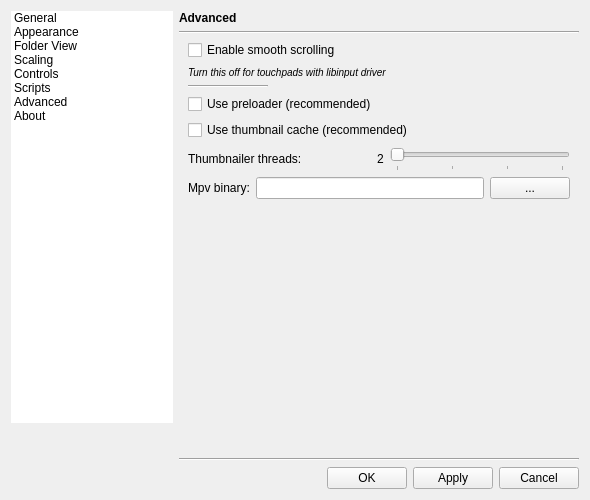
The window that gui/dialogs/settingsdialog.ui (do-i/thumbgrid) describes before a commit, drawn with Qt 5.
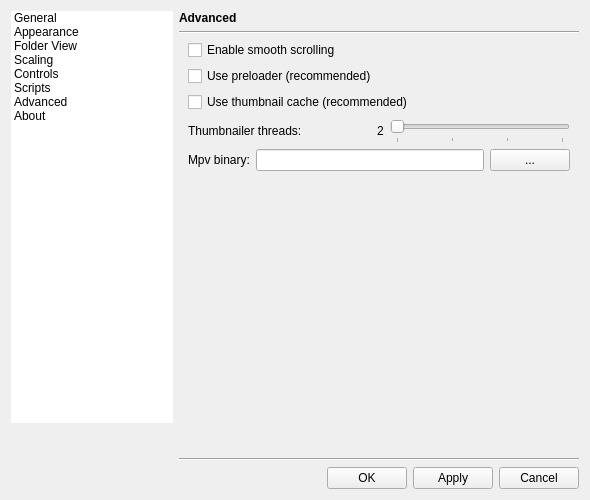
The same window after the commit. The open tabs and pages were chosen to show the change. Custom widgets are drawn as their Qt base class.

The edit to the form file:
```diff
--- a/gui/dialogs/settingsdialog.ui
+++ b/gui/dialogs/settingsdialog.ui
@@ -2423,8 +2423,8 @@
                <rect>
                 <x>0</x>
                 <y>0</y>
-                <width>349</width>
-                <height>211</height>
+                <width>400</width>
+                <height>434</height>
                </rect>
               </property>
               <layout class="QVBoxLayout" name="verticalLayout_31">
@@ -2474,80 +2474,23 @@
                  <property name="bottomMargin">
                   <number>0</number>
                  </property>
-                 <item row="6" column="0">
-                  <layout class="QHBoxLayout" name="horizontalLayout_7">
-                   <item>
-                    <widget class="QLabel" name="mpvLabel">
-                     <property name="enabled">
-                      <bool>true</bool>
-                     </property>
-                     <property name="sizePolicy">
-                      <sizepolicy hsizetype="Minimum" vsizetype="Minimum">
-                       <horstretch>0</horstretch>
-                       <verstretch>0</verstretch>
-                      </sizepolicy>
-                     </property>
-                     <property name="minimumSize">
-                      <size>
-                       <width>0</width>
-                       <height>0</height>
-                      </size>
-                     </property>
-                     <property name="text">
-                      <string>Mpv binary:</string>
-                     </property>
-                    </widget>
-                   </item>
-                   <item>
-                    <widget class="QLineEdit" name="mpvLineEdit">
-                     <property name="enabled">
-                      <bool>true</bool>
-                     </property>
-                     <property name="sizePolicy">
-                      <sizepolicy hsizetype="MinimumExpanding" vsizetype="Minimum">
-                       <horstretch>0</horstretch>
-                       <verstretch>0</verstretch>
-                      </sizepolicy>
-                     </property>
-                     <property name="minimumSize">
-                      <size>
-                       <width>0</width>
-                       <height>0</height>
-                      </size>
-                     </property>
-                    </widget>
-                   </item>
-                   <item>
-                    <widget class="QPushButton" name="pushButton_5">
-                     <property name="enabled">
-                      <bool>true</bool>
-                     </property>
-                     <property name="sizePolicy">
-                      <sizepolicy hsizetype="Minimum" vsizetype="Minimum">
-                       <horstretch>0</horstretch>
-                       <verstretch>0</verstretch>
-                      </sizepolicy>
-                     </property>
-                     <property name="minimumSize">
-                      <size>
-                       <width>30</width>
-                       <height>20</height>
-                      </size>
-                     </property>
-                     <property name="maximumSize">
-                      <size>
-                       <width>16777215</width>
-                       <height>16777215</height>
-                      </size>
-                     </property>
-                     <property name="text">
-                      <string>...</string>
-                     </property>
-                    </widget>
-                   </item>
-                  </layout>
+                 <item row="0" column="0">
+                  <widget class="QCheckBox" name="enableSmoothScrollCheckBox">
+                   <property name="sizePolicy">
+                    <sizepolicy hsizetype="MinimumExpanding" vsizetype="Minimum">
+                     <horstretch>0</horstretch>
+                     <verstretch>0</verstretch>
+                    </sizepolicy>
+                   </property>
+                   <property name="toolTip">
+                    <string>Turn this off if you are using a touchpad with libinput driver.</string>
+                   </property>
+                   <property name="text">
+                    <string>Enable smooth scrolling</string>
+                   </property>
+                  </widget>
                  </item>
-                 <item row="5" column="0">
+                 <item row="3" column="0">
                   <layout class="QHBoxLayout" name="horizontalLayout">
                    <property name="leftMargin">
                     <number>0</number>
@@ -2615,39 +2558,7 @@
                    </item>
                   </layout>
                  </item>
-                 <item row="4" column="0">
-                  <widget class="QCheckBox" name="useThumbnailCacheCheckBox">
-                   <property name="sizePolicy">
-                    <sizepolicy hsizetype="MinimumExpanding" vsizetype="Minimum">
-                     <horstretch>0</horstretch>
-                     <verstretch>0</verstretch>
-                    </sizepolicy>
-                   </property>
-                   <property name="toolTip">
-                    <string/>
-                   </property>
-                   <property name="text">
-                    <string>Use thumbnail cache (recommended)</string>
-                   </property>
-                  </widget>
-                 </item>
-                 <item row="0" column="0">
-                  <widget class="QCheckBox" name="enableSmoothScrollCheckBox">
-                   <property name="sizePolicy">
-                    <sizepolicy hsizetype="MinimumExpanding" vsizetype="Minimum">
-                     <horstretch>0</horstretch>
-                     <verstretch>0</verstretch>
-                    </sizepolicy>
-                   </property>
-                   <property name="toolTip">
-                    <string>Turn this off if you are using a touchpad with libinput driver.</string>
-                   </property>
-                   <property name="text">
-                    <string>Enable smooth scrolling</string>
-                   </property>
-                  </widget>
-                 </item>
-                 <item row="3" column="0">
+                 <item row="1" column="0">
                   <widget class="QCheckBox" name="usePreloaderCheckBox">
                    <property name="sizePolicy">
                     <sizepolicy hsizetype="MinimumExpanding" vsizetype="Minimum">
@@ -2663,47 +2574,95 @@
                    </property>
                   </widget>
                  </item>
-                 <item row="1" column="0">
-                  <widget class="QLabel" name="enableSmoothScrollLabel">
-                   <property name="toolTip">
-                    <string>Turn this off if you are using a touchpad with libinput driver.</string>
-                   </property>
-                   <property name="toolTipDuration">
-                    <number>60</number>
-                   </property>
-                   <property name="text">
-                    <string>&lt;html&gt;&lt;head/&gt;&lt;body&gt;&lt;p&gt;&lt;span style=&quot; font-size:small; font-style:italic;&quot;&gt;Turn this off for touchpads with libinput driver&lt;/span&gt;&lt;/p&gt;&lt;/body&gt;&lt;/html&gt;</string>
-                   </property>
-                   <property name="textFormat">
-                    <enum>Qt::RichText</enum>
-                   </property>
-                  </widget>
-                 </item>
                  <item row="2" column="0">
-                  <widget class="Line" name="line_16">
+                  <widget class="QCheckBox" name="useThumbnailCacheCheckBox">
                    <property name="sizePolicy">
-                    <sizepolicy hsizetype="Fixed" vsizetype="Fixed">
+                    <sizepolicy hsizetype="MinimumExpanding" vsizetype="Minimum">
                      <horstretch>0</horstretch>
                      <verstretch>0</verstretch>
                     </sizepolicy>
                    </property>
-                   <property name="minimumSize">
-                    <size>
-                     <width>80</width>
-                     <height>0</height>
-                    </size>
+                   <property name="toolTip">
+                    <string/>
                    </property>
-                   <property name="maximumSize">
-                    <size>
-                     <width>80</width>
-                     <height>16777215</height>
-                    </size>
-                   </property>
-                   <property name="orientation">
-                    <enum>Qt::Horizontal</enum>
+                   <property name="text">
+                    <string>Use thumbnail cache (recommended)</string>
                    </property>
                   </widget>
                  </item>
+                 <item row="4" column="0">
+                  <layout class="QHBoxLayout" name="horizontalLayout_7">
+                   <item>
+                    <widget class="QLabel" name="mpvLabel">
+                     <property name="enabled">
+                      <bool>true</bool>
+                     </property>
+                     <property name="sizePolicy">
+                      <sizepolicy hsizetype="Minimum" vsizetype="Minimum">
+                       <horstretch>0</horstretch>
+                       <verstretch>0</verstretch>
+                      </sizepolicy>
+                     </property>
+                     <property name="minimumSize">
+                      <size>
+                       <width>0</width>
+                       <height>0</height>
+                      </size>
+                     </property>
+                     <property name="text">
+                      <string>Mpv binary:</string>
+                     </property>
+                    </widget>
+                   </item>
+                   <item>
+                    <widget class="QLineEdit" name="mpvLineEdit">
+                     <property name="enabled">
+                      <bool>true</bool>
+                     </property>
+                     <property name="sizePolicy">
+                      <sizepolicy hsizetype="MinimumExpanding" vsizetype="Minimum">
+                       <horstretch>0</horstretch>
+                       <verstretch>0</verstretch>
+                      </sizepolicy>
+                     </property>
+                     <property name="minimumSize">
+                      <size>
+                       <width>0</width>
+                       <height>0</height>
+                      </size>
+                     </property>
+                    </widget>
+                   </item>
+                   <item>
+                    <widget class="QPushButton" name="pushButton_5">
+                     <property name="enabled">
+                      <bool>true</bool>
+                     </property>
+                     <property name="sizePolicy">
+                      <sizepolicy hsizetype="Minimum" vsizetype="Minimum">
+                       <horstretch>0</horstretch>
+                       <verstretch>0</verstretch>
+                      </sizepolicy>
+                     </property>
+                     <property name="minimumSize">
+                      <size>
+                       <width>30</width>
+                       <height>20</height>
+                      </size>
+                     </property>
+                     <property name="maximumSize">
+                      <size>
+                       <width>16777215</width>
+                       <height>16777215</height>
+                      </size>
+                     </property>
+                     <property name="text">
+                      <string>...</string>
+                     </property>
+                    </widget>
+                   </item>
+                  </layout>
+                 </item>
                 </layout>
                </item>
                <item>
```
Left out of the diff: 42 changed lines with no effect on the pictures.
